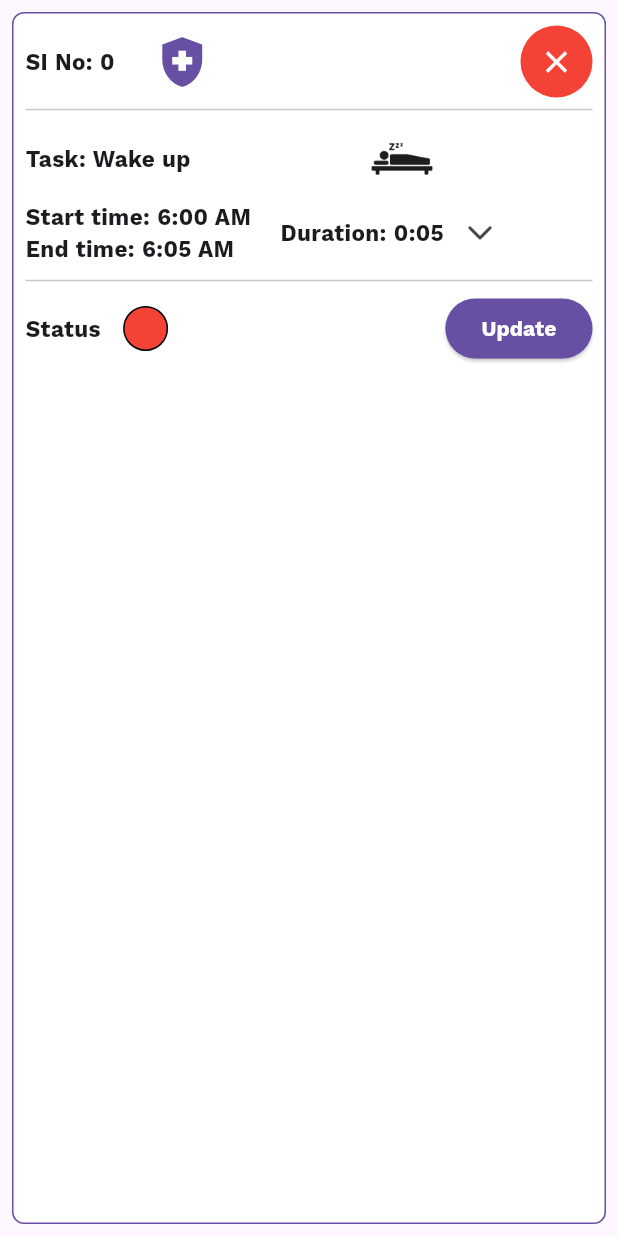
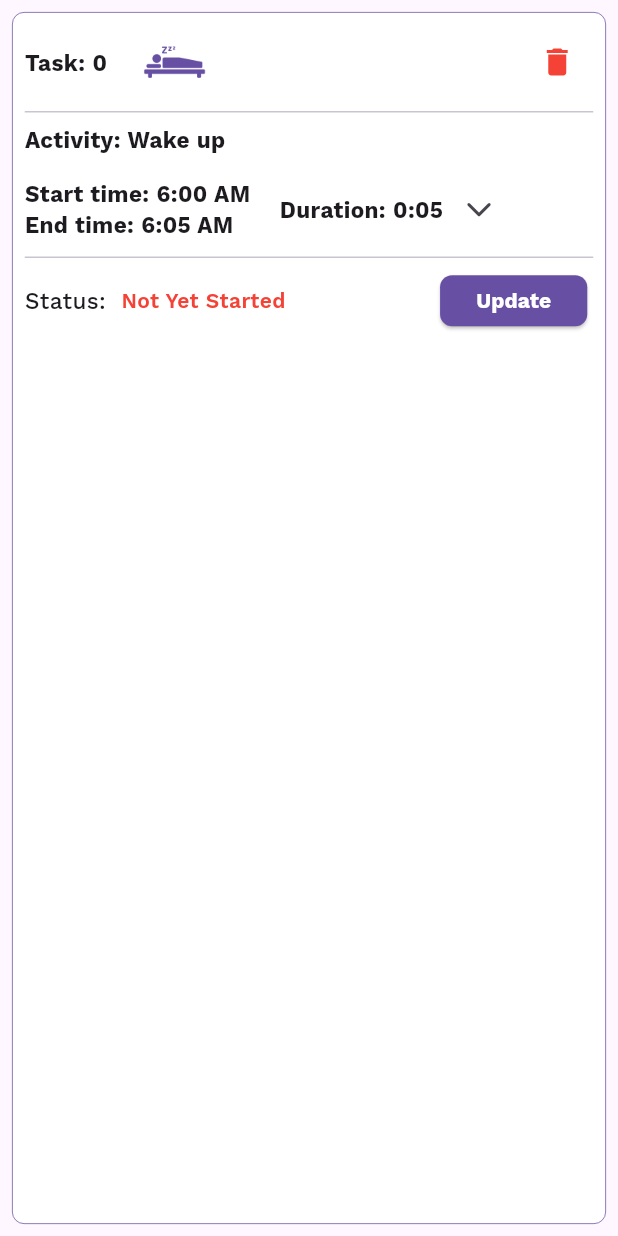
Before and after one commit to Godwin-Benjamin-Dass/daily_task_app, a Flutter app: the TaskTileWidget widget shown alone on an empty page, opened directly with sample values from the repository, on a phone screen of 412 x 824 dp. Run offline on Flutter 3.47's test engine with Material 3 defaults, Android fonts, the phone set to English and light mode, and no system bars; our stand-ins replace fluttertoast, pinput, shared_preferences, sqflite; missing offline and left inert: custom_date_range_picker, day_night_time_picker, easy_pie_chart; accounts and stored records are empty.

```diff
--- a/lib/widgets/task_tile_widget.dart
+++ b/lib/widgets/task_tile_widget.dart
@@ -41,7 +41,7 @@ class _TaskTileWidgetState extends State<TaskTileWidget> {
       child: Container(
         decoration: BoxDecoration(
           color: Colors.white,
-          border: Border.all(color: Theme.of(context).primaryColor),
+          border: Border.all(color: Theme.of(context).primaryColor, width: 0.5),
           borderRadius: BorderRadius.circular(8),
         ),
         child: Padding(
@@ -52,32 +52,35 @@ class _TaskTileWidgetState extends State<TaskTileWidget> {
               Row(
                 children: [
                   Text(
-                    'SI No: ${widget.idx}',
+                    'Task: ${widget.idx}',
                     style: const TextStyle(
                         fontSize: 15, fontWeight: FontWeight.bold),
                   ),
                   const SizedBox(
-                    width: 25,
+                    width: 20,
                   ),
+                  if (widget.task.icon != 'sleeping')
                     Icon(
-                    size: 40,
-                    getIcon(widget.task.category),
-                    color: Theme.of(context).primaryColor,
-                  ),
+                        size: 30,
+                        getIcon(widget.task.icon),
+                        color: Theme.of(context).primaryColor),
+                  if (widget.task.icon == 'sleeping')
+                    Image.asset("assets/images/sleeping_icon.png",
+                        width: 50,
+                        height: 50,
+                        fit: BoxFit.cover,
+                        color: Theme.of(context).primaryColor),
                   const Spacer(),
                   if (!widget.isAnalyseTask)
-                    Container(
-                      decoration: const BoxDecoration(
-                          color: Colors.red, shape: BoxShape.circle),
-                      child: IconButton(
+                    IconButton(
                       onPressed: () {
                         Provider.of<TaskProvider>(context, listen: false)
                             .deleteTask(id: widget.task.id!);
                       },
                       icon: const Icon(
-                            Icons.close,
-                            color: Colors.white,
-                          )),
+                        Icons.delete,
+                        color: Colors.red,
+                      ),
                     )
                 ],
               ),
@@ -87,28 +90,15 @@ class _TaskTileWidgetState extends State<TaskTileWidget> {
                   SizedBox(
                     width: MediaQuery.of(context).size.width * .5,
                     child: Text(
-                      'Task: ${widget.task.task}',
+                      'Activity: ${widget.task.task}',
                       style: const TextStyle(
                           fontSize: 15, fontWeight: FontWeight.bold),
                     ),
                   ),
-                  const SizedBox(
-                    width: 20,
+                ],
               ),
-                  if (widget.task.icon != 'sleeping')
-                    Icon(
-                      size: 30,
-                      getIcon(widget.task.icon),
-                      color: Colors.black,
-                    ),
-                  if (widget.task.icon == 'sleeping')
-                    Image.asset(
-                      "assets/images/sleeping_icon.png",
-                      width: 50,
-                      height: 50,
-                      fit: BoxFit.cover,
-                    )
-                ],
+              SizedBox(
+                height: 12,
               ),
               Row(
                 children: [
@@ -203,35 +193,45 @@ class _TaskTileWidgetState extends State<TaskTileWidget> {
               Row(
                 children: [
                   const Text(
-                    'Status',
-                    style: TextStyle(fontSize: 15, fontWeight: FontWeight.bold),
+                    'Status:  ',
+                    style: TextStyle(fontSize: 15, fontWeight: FontWeight.w500),
                   ),
-                  const SizedBox(
-                    width: 15,
-                  ),
-                  Container(
-                    height: 30,
-                    width: 30,
-                    decoration: BoxDecoration(
-                        shape: BoxShape.circle,
+                  Text(
+                    widget.task.status == 'incomplete'
+                        ? "Not Yet Started"
+                        : widget.task.status == 'pending'
+                            ? "In Progress"
+                            : "Completed",
+                    style: TextStyle(
                         color: widget.task.status == 'incomplete'
                             ? Colors.red
                             : widget.task.status == 'pending'
                                 ? Colors.yellow
                                 : Colors.green,
-                        border: Border.all()),
+                        fontSize: 14,
+                        fontWeight: FontWeight.w600),
                   ),
                   const Spacer(),
                   if (!widget.isAnalyseTask)
-                    ElevatedButton(
+                    Padding(
+                      padding: const EdgeInsets.all(4),
+                      child: SizedBox(
+                        height: 34,
+                        child: ElevatedButton(
                             style: ElevatedButton.styleFrom(
-                            backgroundColor: Theme.of(context).primaryColor),
+                              shape: RoundedRectangleBorder(
+                                  borderRadius: BorderRadius.circular(8)),
+                              backgroundColor: Theme.of(context).primaryColor,
+                            ),
                             onPressed: widget.ontap,
                             child: const Text(
                               'Update',
                               style: TextStyle(
-                              fontWeight: FontWeight.bold, color: Colors.white),
-                        ))
+                                  fontWeight: FontWeight.bold,
+                                  color: Colors.white),
+                            )),
+                      ),
+                    )
                 ],
               ),
             ],
```
Also changed, not shown: lib/home_flow/home_screen.dart (+109 -62 lines), assets/images/animationBG.png (added). Lines whose indentation alone changed are shown as unchanged.
